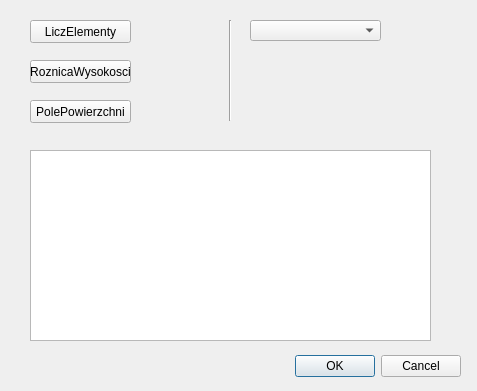
The window that proj_2/proj_2_dialog_base.ui (jj03141/wtyczka-qgis) describes before a commit, drawn with Qt 5.
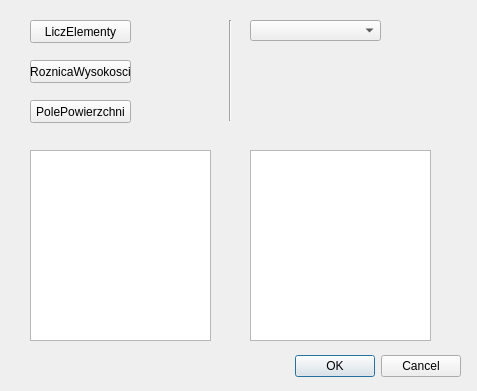
The same window after the commit. Custom widgets are drawn as their Qt base class.

Diff of the .ui file:
```diff
--- a/proj_2/proj_2_dialog_base.ui
+++ b/proj_2/proj_2_dialog_base.ui
@@ -135,7 +135,17 @@
     <rect>
      <x>30</x>
      <y>150</y>
-     <width>401</width>
+     <width>181</width>
+     <height>191</height>
+    </rect>
+   </property>
+  </widget>
+  <widget class="QTextEdit" name="textEdit_d">
+   <property name="geometry">
+    <rect>
+     <x>250</x>
+     <y>150</y>
+     <width>181</width>
      <height>191</height>
     </rect>
    </property>
```
Left out of the diff: 2 changed lines with no effect on the pictures.
